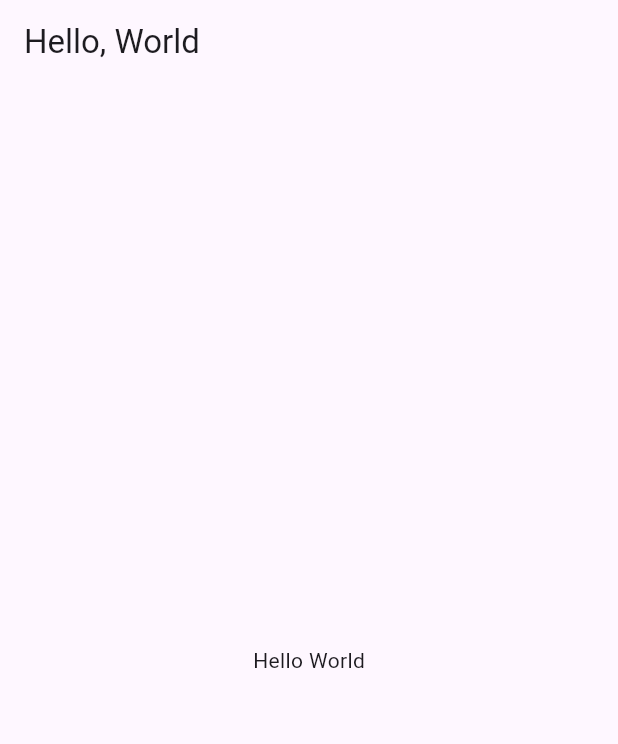
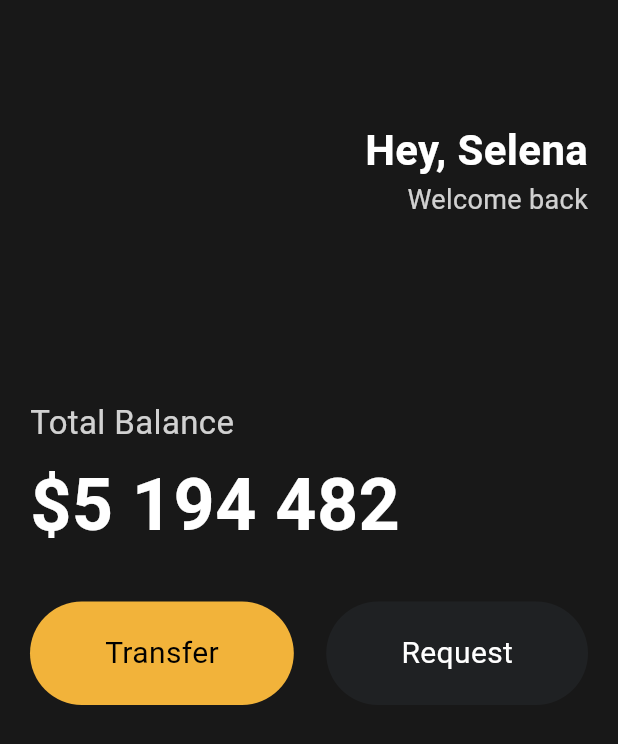
Before and after one commit to JohnnyKnon/flutter-study, a Flutter app: the screen it shows after launch, on a phone screen of 412 x 824 dp. Shown: the top 744 px of the screen. Run offline on Flutter 3.47's test engine with Material 3 defaults, Android fonts, the phone set to English and light mode, and no system bars.

Commit message:
Flutter 기본적인 UI 만들어보기

```diff
--- a/toonflix/analysis_options.yaml
+++ b/toonflix/analysis_options.yaml
@@ -23,6 +23,5 @@ linter:
   rules:
     # avoid_print: false  # Uncomment to disable the `avoid_print` rule
     # prefer_single_quotes: true  # Uncomment to enable the `prefer_single_quotes` rule
-
 # Additional information about this file can be found at
 # https://dart.dev/guides/language/analysis-options
--- a/toonflix/lib/main.dart
+++ b/toonflix/lib/main.dart
@@ -1,21 +1,90 @@
 import 'package:flutter/material.dart';
+import 'package:toonflix/widgets/Button.dart';
 
 void main() {
-  runApp(App());
+  runApp(const App());
 }
 
 class App extends StatelessWidget {
+  const App({super.key});
+
   @override
   Widget build(BuildContext context) {
     return MaterialApp(
-      home: Scaffold(
-        appBar: AppBar(
-          title: Text("Hello, World"),
-        ),
-        body: Center(
-          child: Text('Hello World'),
-        ),
-      ),
-    );
+        home: Scaffold(
+      backgroundColor: const Color(0xFF181818),
+      body: Padding(
+          padding: const EdgeInsets.symmetric(
+            horizontal: 20,
+          ),
+          child: Column(
+            crossAxisAlignment: CrossAxisAlignment.start,
+            children: [
+              const SizedBox(
+                height: 80,
+              ),
+              const Row(
+                mainAxisAlignment: MainAxisAlignment.end,
+                children: [
+                  Column(
+                    crossAxisAlignment: CrossAxisAlignment.end,
+                    children: [
+                      Text('Hey, Selena',
+                          style: TextStyle(
+                            color: Colors.white,
+                            fontSize: 28,
+                            fontWeight: FontWeight.w700,
+                          )),
+                      Text('Welcome back',
+                          style: TextStyle(
+                            color: Color.fromRGBO(255, 255, 255, 0.8),
+                            fontSize: 18,
+                          )),
+                    ],
+                  )
+                ],
+              ),
+              const SizedBox(
+                height: 120,
+              ),
+              Text(
+                'Total Balance',
+                style: TextStyle(
+                  fontSize: 22,
+                  color: Colors.white.withOpacity(0.8),
+                ),
+              ),
+              const SizedBox(
+                height: 5,
+              ),
+              const Text(
+                '\$5 194 482',
+                style: TextStyle(
+                  fontSize: 48,
+                  fontWeight: FontWeight.w700,
+                  color: Colors.white,
+                ),
+              ),
+              const SizedBox(
+                height: 30,
+              ),
+              const Row(
+                mainAxisAlignment: MainAxisAlignment.spaceBetween,
+                children: [
+                  Button(
+                    text: 'Transfer',
+                    bgColor: Color(0xFFF2B33A),
+                    textColor: Colors.black,
+                  ),
+                  Button(
+                    text: 'Request',
+                    bgColor: Color(0xFF1F2123),
+                    textColor: Colors.white,
+                  )
+                ],
+              )
+            ],
+          )),
+    ));
   }
 }
--- /dev/null
+++ b/toonflix/lib/widgets/Button.dart
@@ -0,0 +1,35 @@
+import 'package:flutter/material.dart';
+
+class Button extends StatelessWidget {
+  final String text;
+  final Color bgColor;
+  final Color textColor;
+
+  const Button({
+    super.key,
+    required this.text,
+    required this.bgColor,
+    required this.textColor,
+  });
+
+  @override
+  Widget build(BuildContext context) {
+    return Container(
+      decoration: BoxDecoration(
+          color: bgColor, borderRadius: BorderRadius.circular(45)),
+      child: Padding(
+        padding: const EdgeInsets.symmetric(
+          vertical: 20,
+          horizontal: 50,
+        ),
+        child: Text(
+          text,
+          style: TextStyle(
+            color: textColor,
+            fontSize: 20,
+          ),
+        ),
+      ),
+    );
+  }
+}
```
